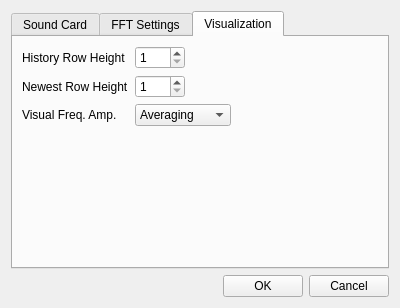
This is src/dialogsettings.ui in mkhorram/audio-spectrum-visualizer as Qt 5 draws it before an edit. The edited form follows.
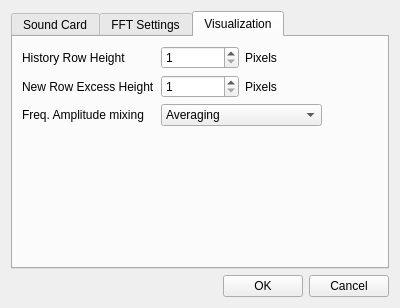
This is the edited form. The open tabs and pages were chosen to show the change.

Commit message: some modifications on setting dialogue

What changed in the file:
```diff
--- a/src/dialogsettings.ui
+++ b/src/dialogsettings.ui
@@ -7,7 +7,7 @@
     <x>0</x>
     <y>0</y>
     <width>400</width>
-    <height>300</height>
+    <height>302</height>
    </rect>
   </property>
   <property name="windowTitle">
@@ -17,7 +17,7 @@
    <item>
     <widget class="QTabWidget" name="tabWidget">
      <property name="currentIndex">
-      <number>0</number>
+      <number>2</number>
      </property>
      <widget class="QWidget" name="tab">
       <property name="toolTip">
@@ -166,13 +166,16 @@
          </property>
         </widget>
        </item>
-       <item row="0" column="1" colspan="2">
-        <widget class="QSpinBox" name="spinBox">
+       <item row="0" column="1">
+        <widget class="QSpinBox" name="sbFFTSampleSet">
          <property name="minimum">
           <number>100</number>
          </property>
          <property name="maximum">
-          <number>10000</number>
+          <number>20000</number>
+         </property>
+         <property name="value">
+          <number>1000</number>
          </property>
         </widget>
        </item>
@@ -197,12 +200,12 @@
         </widget>
        </item>
        <item row="1" column="1">
-        <widget class="QSpinBox" name="spinBox_2">
+        <widget class="QSpinBox" name="sbUpdateRate">
          <property name="minimum">
           <number>1</number>
          </property>
          <property name="maximum">
-          <number>5</number>
+          <number>10</number>
          </property>
         </widget>
        </item>
@@ -262,12 +265,12 @@
        <item row="1" column="0">
         <widget class="QLabel" name="label_9">
          <property name="text">
-          <string>Newest Row Height</string>
+          <string>New Row Excess Height</string>
          </property>
         </widget>
        </item>
        <item row="1" column="1">
-        <widget class="QSpinBox" name="spinBox_4">
+        <widget class="QSpinBox" name="sbNewRowExcessHeight">
          <property name="minimum">
           <number>1</number>
          </property>
@@ -284,7 +287,7 @@
         </widget>
        </item>
        <item row="0" column="1">
-        <widget class="QSpinBox" name="spinBox_3">
+        <widget class="QSpinBox" name="cbHistoryRowHeight">
          <property name="minimumSize">
           <size>
            <width>50</width>
@@ -302,33 +305,22 @@
        <item row="2" column="0">
         <widget class="QLabel" name="label_10">
          <property name="text">
-          <string>Visual Freq. Amp.</string>
+          <string>Freq. Amplitude mixing</string>
          </property>
         </widget>
        </item>
-       <item row="0" column="2">
-        <spacer name="horizontalSpacer_5">
-         <property name="orientation">
-          <enum>Qt::Horizontal</enum>
-         </property>
-         <property name="sizeType">
-          <enum>QSizePolicy::Minimum</enum>
-         </property>
-         <property name="sizeHint" stdset="0">
-          <size>
-           <width>40</width>
-           <height>20</height>
-          </size>
-         </property>
-        </spacer>
-       </item>
        <item row="2" column="1" colspan="2">
-        <widget class="QComboBox" name="cboVisualFrequencyAmplitudeManipulation">
+        <widget class="QComboBox" name="cboFrequencyAmplitudeMixing">
          <item>
           <property name="text">
            <string>Averaging</string>
           </property>
          </item>
+         <item>
+          <property name="text">
+           <string>Least Square Averaging</string>
+          </property>
+         </item>
          <item>
           <property name="text">
            <string>Max</string>
@@ -336,6 +328,20 @@
          </item>
         </widget>
        </item>
+       <item row="1" column="2">
+        <widget class="QLabel" name="label_15">
+         <property name="text">
+          <string>Pixels</string>
+         </property>
+        </widget>
+       </item>
+       <item row="0" column="2">
+        <widget class="QLabel" name="label_16">
+         <property name="text">
+          <string>Pixels</string>
+         </property>
+        </widget>
+       </item>
       </layout>
      </widget>
     </widget>
```
The commit also changes 2 other files.
